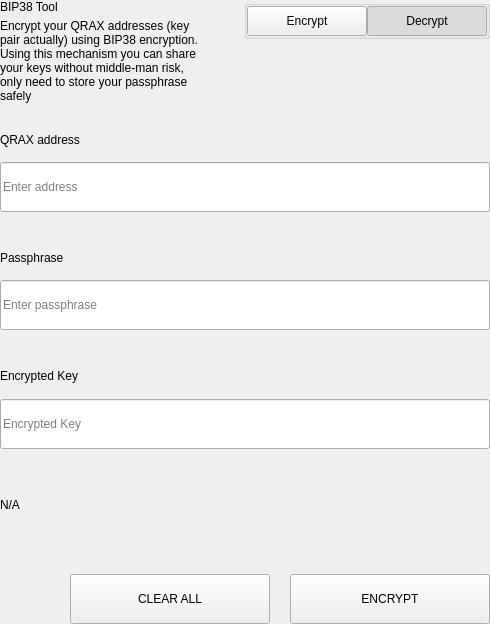
This is src/qt/qrax/settings/forms/settingsbittoolwidget.ui in QRAX-LABS/QRAX as Qt 5 draws it before an edit. The edited form follows.
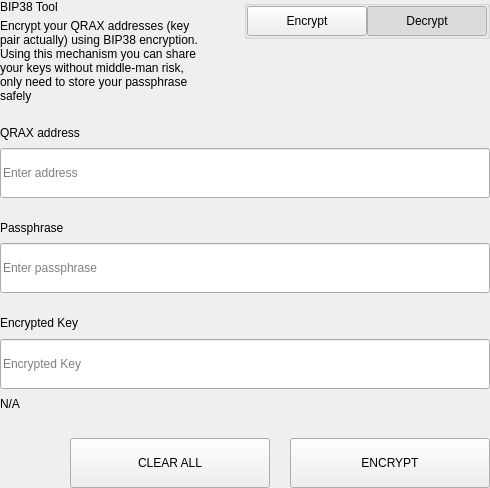
This is the edited form.

The edit to the form file:
```diff
--- a/src/qt/qrax/settings/forms/settingsbittoolwidget.ui
+++ b/src/qt/qrax/settings/forms/settingsbittoolwidget.ui
@@ -7,7 +7,7 @@
     <x>0</x>
     <y>0</y>
     <width>490</width>
-    <height>624</height>
+    <height>488</height>
    </rect>
   </property>
   <property name="windowTitle">
```
